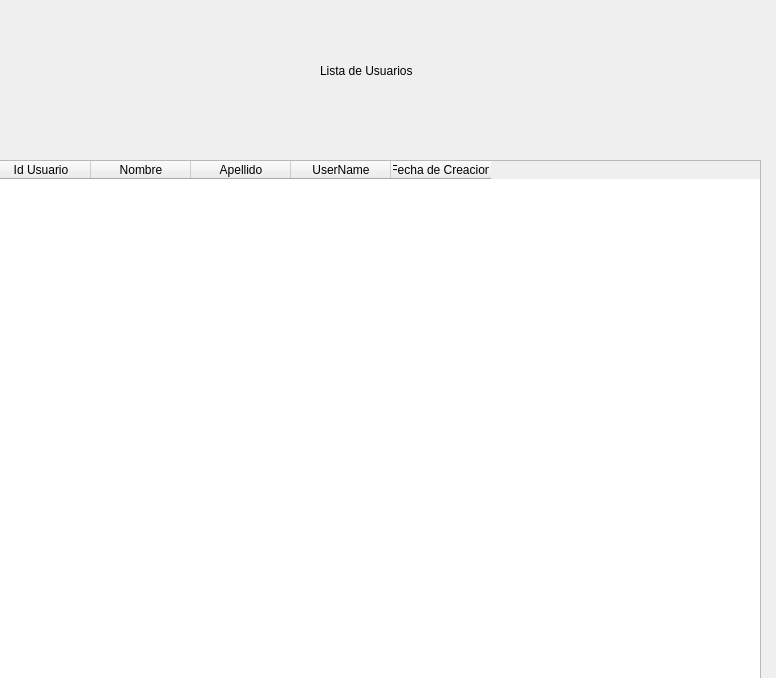
Jorge22L/PySeguridad, file vistas/vw_lista_usuarios.ui: the form before one commit.
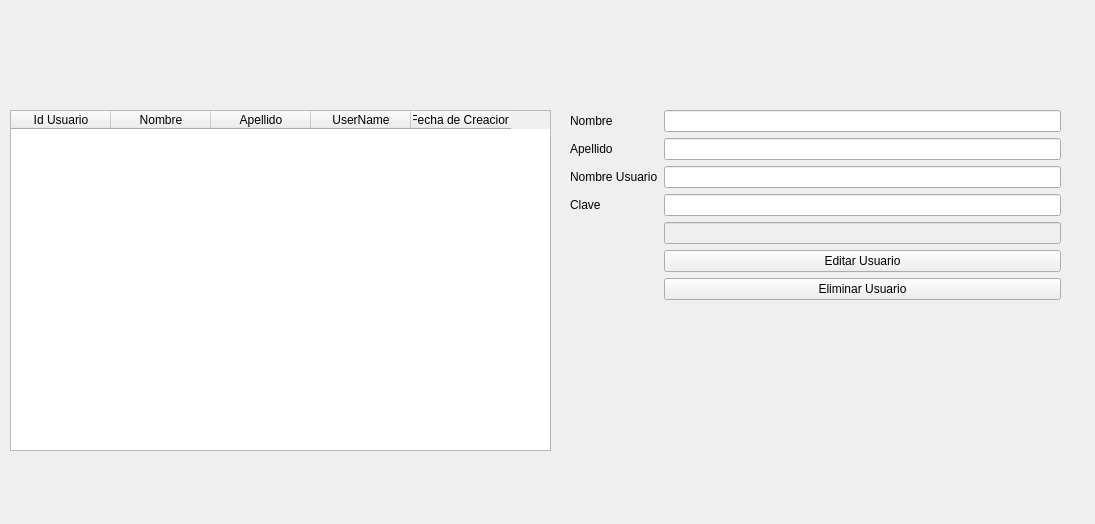
The form after the commit.

```diff
--- a/vistas/vw_lista_usuarios.ui
+++ b/vistas/vw_lista_usuarios.ui
@@ -6,8 +6,8 @@
    <rect>
     <x>0</x>
     <y>0</y>
-    <width>776</width>
-    <height>678</height>
+    <width>1095</width>
+    <height>524</height>
    </rect>
   </property>
   <property name="windowTitle">
@@ -17,10 +17,10 @@
    <widget class="QWidget" name="gridLayoutWidget">
     <property name="geometry">
      <rect>
-      <x>-10</x>
-      <y>160</y>
-      <width>771</width>
-      <height>521</height>
+      <x>10</x>
+      <y>110</y>
+      <width>541</width>
+      <height>341</height>
      </rect>
     </property>
     <layout class="QGridLayout" name="gridLayout">
@@ -61,18 +61,78 @@
      </item>
     </layout>
    </widget>
-   <widget class="QLabel" name="label">
+   <widget class="QWidget" name="formLayoutWidget">
     <property name="geometry">
      <rect>
-      <x>320</x>
-      <y>60</y>
-      <width>121</width>
-      <height>21</height>
+      <x>570</x>
+      <y>110</y>
+      <width>491</width>
+      <height>341</height>
      </rect>
     </property>
-    <property name="text">
-     <string>Lista de Usuarios</string>
-    </property>
+    <layout class="QFormLayout" name="formLayout">
+     <item row="0" column="0">
+      <widget class="QLabel" name="label_2">
+       <property name="text">
+        <string>Nombre</string>
+       </property>
+      </widget>
+     </item>
+     <item row="0" column="1">
+      <widget class="QLineEdit" name="txtNombreEdit"/>
+     </item>
+     <item row="1" column="0">
+      <widget class="QLabel" name="label_3">
+       <property name="text">
+        <string>Apellido</string>
+       </property>
+      </widget>
+     </item>
+     <item row="1" column="1">
+      <widget class="QLineEdit" name="txtApellidoEdit"/>
+     </item>
+     <item row="2" column="0">
+      <widget class="QLabel" name="label_4">
+       <property name="text">
+        <string>Nombre Usuario</string>
+       </property>
+      </widget>
+     </item>
+     <item row="2" column="1">
+      <widget class="QLineEdit" name="txtNombreUsuarioEdit"/>
+     </item>
+     <item row="3" column="0">
+      <widget class="QLabel" name="label_5">
+       <property name="text">
+        <string>Clave</string>
+       </property>
+      </widget>
+     </item>
+     <item row="3" column="1">
+      <widget class="QLineEdit" name="txtClaveEdit"/>
+     </item>
+     <item row="4" column="1">
+      <widget class="QLineEdit" name="txtIdUsuarioEdit">
+       <property name="enabled">
+        <bool>false</bool>
+       </property>
+      </widget>
+     </item>
+     <item row="5" column="1">
+      <widget class="QPushButton" name="btnEditarUsuario">
+       <property name="text">
+        <string>Editar Usuario</string>
+       </property>
+      </widget>
+     </item>
+     <item row="6" column="1">
+      <widget class="QPushButton" name="btnEliminarUsuario">
+       <property name="text">
+        <string>Eliminar Usuario</string>
+       </property>
+      </widget>
+     </item>
+    </layout>
    </widget>
   </widget>
  </widget>
```
